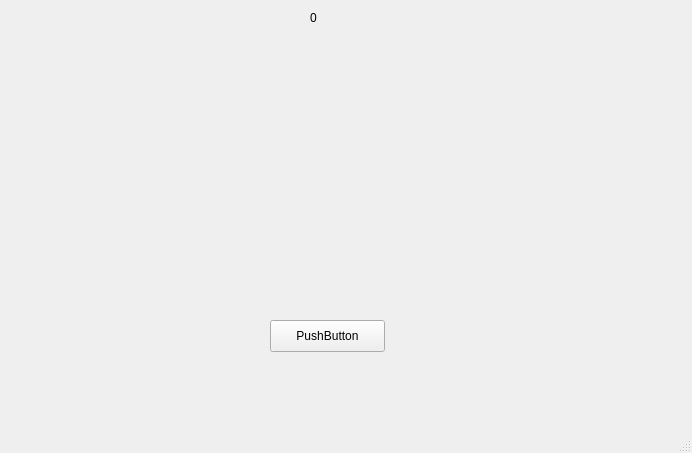
Above: CrapsMainWindow.ui from SNHU-CETA-CSE/crapsnqt-NoahMcKearney before the change. Below: the same form after it.
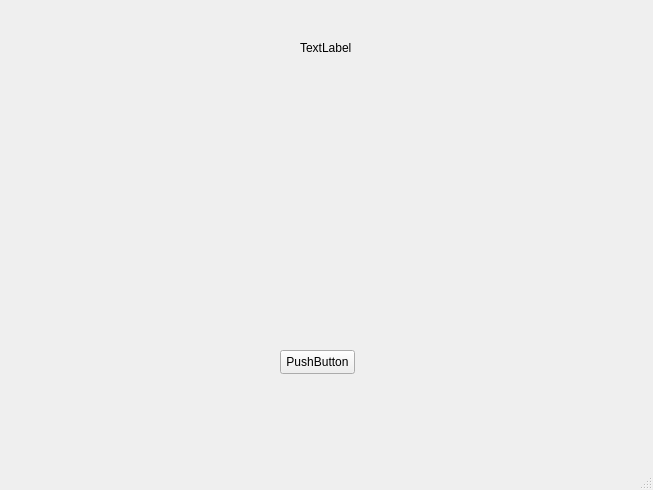
That is the form after the change. Icons and pictures are not drawn.

Diff of the .ui file:
```diff
--- a/CrapsMainWindow.ui
+++ b/CrapsMainWindow.ui
@@ -6,21 +6,34 @@
    <rect>
     <x>0</x>
     <y>0</y>
-    <width>692</width>
-    <height>453</height>
+    <width>653</width>
+    <height>490</height>
    </rect>
   </property>
   <property name="windowTitle">
    <string>MainWindow</string>
   </property>
   <widget class="QWidget" name="centralwidget">
+   <widget class="QLabel" name="currentBankValueUI">
+    <property name="geometry">
+     <rect>
+      <x>300</x>
+      <y>40</y>
+      <width>55</width>
+      <height>16</height>
+     </rect>
+    </property>
+    <property name="text">
+     <string>TextLabel</string>
+    </property>
+   </widget>
    <widget class="QPushButton" name="rollButton">
     <property name="geometry">
      <rect>
-      <x>270</x>
-      <y>320</y>
-      <width>115</width>
-      <height>32</height>
+      <x>280</x>
+      <y>350</y>
+      <width>75</width>
+      <height>24</height>
      </rect>
     </property>
     <property name="text">
@@ -31,9 +44,9 @@
     <property name="geometry">
      <rect>
       <x>110</x>
-      <y>40</y>
-      <width>181</width>
-      <height>171</height>
+      <y>90</y>
+      <width>180</width>
+      <height>180</height>
      </rect>
     </property>
     <property name="text">
@@ -46,10 +59,10 @@
    <widget class="QLabel" name="die2UI">
     <property name="geometry">
      <rect>
-      <x>380</x>
-      <y>40</y>
-      <width>181</width>
-      <height>181</height>
+      <x>350</x>
+      <y>80</y>
+      <width>180</width>
+      <height>180</height>
      </rect>
     </property>
     <property name="text">
@@ -59,19 +72,6 @@
      <pixmap resource="crapsResources.qrc">:/dieImages/5</pixmap>
     </property>
    </widget>
-   <widget class="QLabel" name="currentBankValueUI">
-    <property name="geometry">
-     <rect>
-      <x>310</x>
-      <y>10</y>
-      <width>58</width>
-      <height>16</height>
-     </rect>
-    </property>
-    <property name="text">
-     <string>0</string>
-    </property>
-   </widget>
   </widget>
   <widget class="QMenuBar" name="menubar">
    <property name="geometry">
```
Left out of the diff: 4 changed lines with no effect on the pictures.
